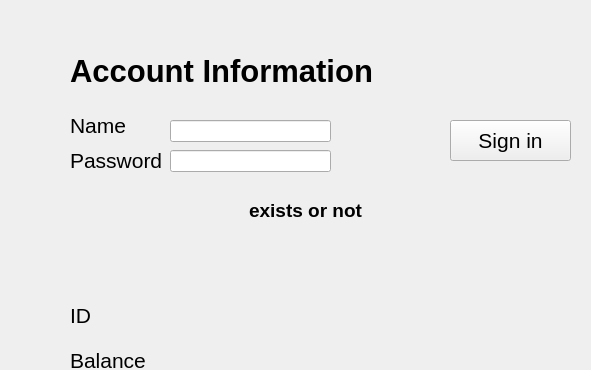
Above: Library-System/mainwindow.ui from mazenwk/cs2lab-project before the change; both pictures show x 0 to 591 and y 0 to 370 of the 759 by 491 pixel window. Below: the same form after it.
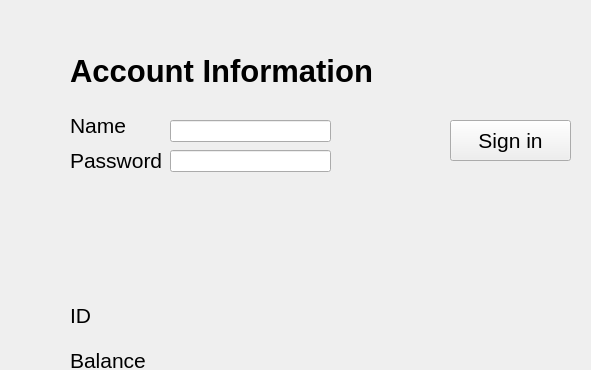
That is the form after the change.

Commit message: Implemented Second Window

```diff
--- a/Library-System/mainwindow.ui
+++ b/Library-System/mainwindow.ui
@@ -111,7 +111,7 @@
      </font>
     </property>
     <property name="text">
-     <string>exists or not</string>
+     <string/>
     </property>
     <property name="alignment">
      <set>Qt::AlignCenter</set>
```
The commit also changes 5 other files.
